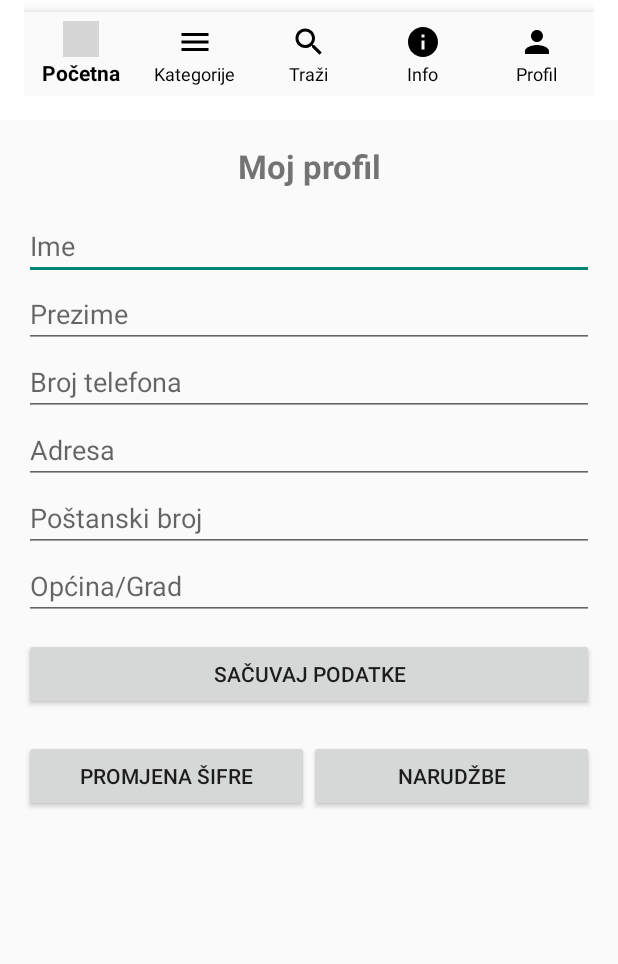
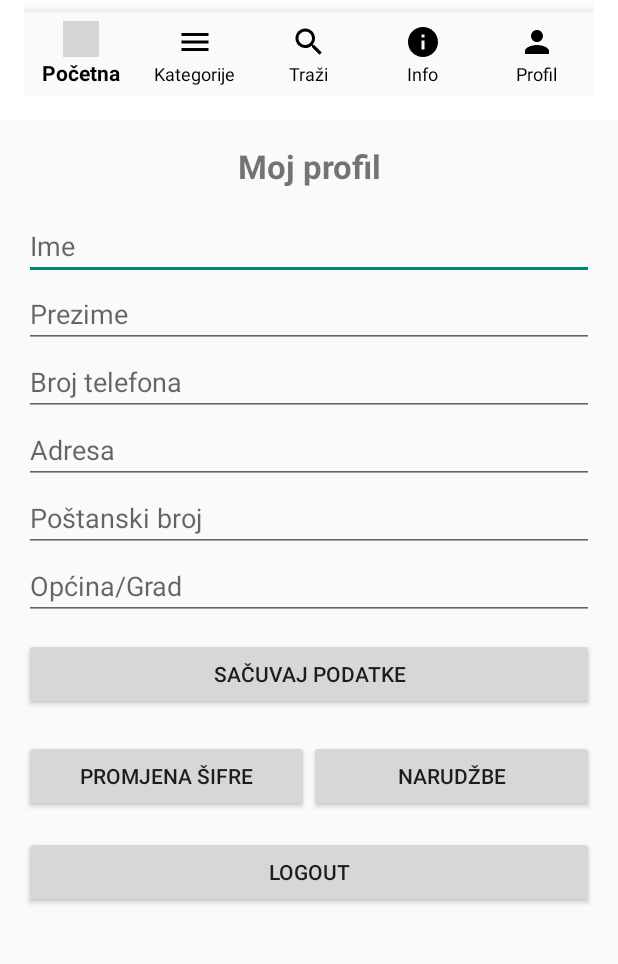
Before and after one commit to rsoftic13/RMA_2_Rijad_Softic, an Android app: the ProfilActivity screen opened directly, with no data from a screen before it, on a phone screen of 412 x 824 dp, the part 174-1138 px from its top. Run offline under Robolectric (Android 15) with nearby library versions, the phone set to English and light mode, and no system bars; our stand-ins replace Firebase (no records; nobody signed in at launch, a user with empty details on screens opened directly), Room's generated code; grey boxes are pictures that could not be loaded.

Commit message:
Update commit

```diff
--- a/app/src/main/java/com/example/rma_2_rijad_softic/ProfilActivity.java
+++ b/app/src/main/java/com/example/rma_2_rijad_softic/ProfilActivity.java
@@ -8,10 +8,12 @@ import android.widget.Toast;
 
 import androidx.lifecycle.ViewModelProvider;
 
+import com.google.firebase.auth.FirebaseAuth; // Dodano
+
 public class ProfilActivity extends BaseActivity {
 
     private EditText imeInput, prezimeInput, telefonInput, adresaInput, postanskiBrojInput, opcinaInput;
-    private Button sacuvajBtn, promjenaSifreBtn, narudzbeBtn;
+    private Button sacuvajBtn, promjenaSifreBtn, narudzbeBtn, logoutBtn; // Dodano logoutBtn
     private ProfilViewModel viewModel;
 
     @Override
@@ -28,6 +30,7 @@ public class ProfilActivity extends BaseActivity {
         sacuvajBtn = findViewById(R.id.btnSacuvaj);
         promjenaSifreBtn = findViewById(R.id.btnPromjenaSifre);
         narudzbeBtn = findViewById(R.id.btnNarudzbe);
+        logoutBtn = findViewById(R.id.btnLogout); // NOVO
 
         viewModel = new ViewModelProvider(this,
                 ViewModelProvider.AndroidViewModelFactory.getInstance(getApplication())
@@ -64,5 +67,17 @@ public class ProfilActivity extends BaseActivity {
         narudzbeBtn.setOnClickListener(v ->
                 startActivity(new Intent(this, NarudzbeActivity.class))
         );
+
+        //Logout
+        logoutBtn.setOnClickListener(v -> {
+            FirebaseAuth.getInstance().signOut();
+            Toast.makeText(this, "Uspješno ste odjavljeni!", Toast.LENGTH_SHORT).show();
+
+            Intent intent = new Intent(this, LoginActivity.class);
+            intent.addFlags(Intent.FLAG_ACTIVITY_NEW_TASK | Intent.FLAG_ACTIVITY_CLEAR_TASK);
+            startActivity(intent);
+
+            finish();
+        });
     }
 }
--- a/app/src/main/res/layout/activity_profil.xml
+++ b/app/src/main/res/layout/activity_profil.xml
@@ -89,6 +89,11 @@
                 android:layout_height="wrap_content"
                 android:text="Narudžbe" />
         </LinearLayout>
-
+        <Button
+            android:id="@+id/btnLogout"
+            android:layout_width="match_parent"
+            android:layout_height="wrap_content"
+            android:text="Logout"
+            android:layout_marginTop="16dp" />
     </LinearLayout>
 </ScrollView>
```
Lines whose indentation alone changed are shown as unchanged.
